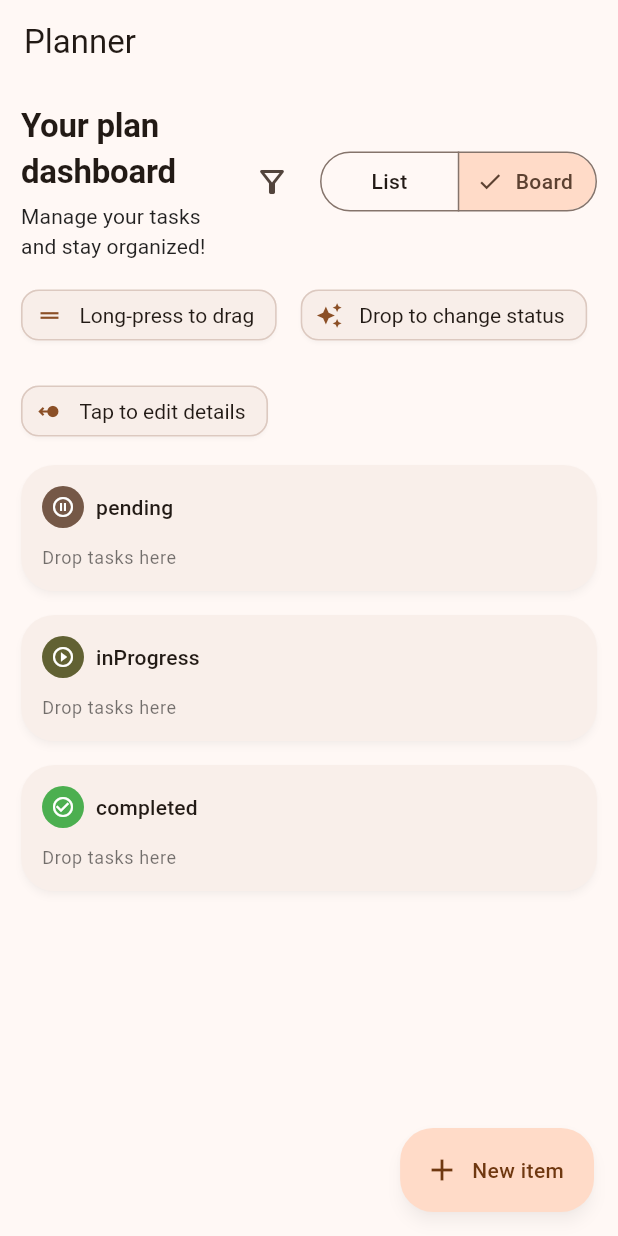
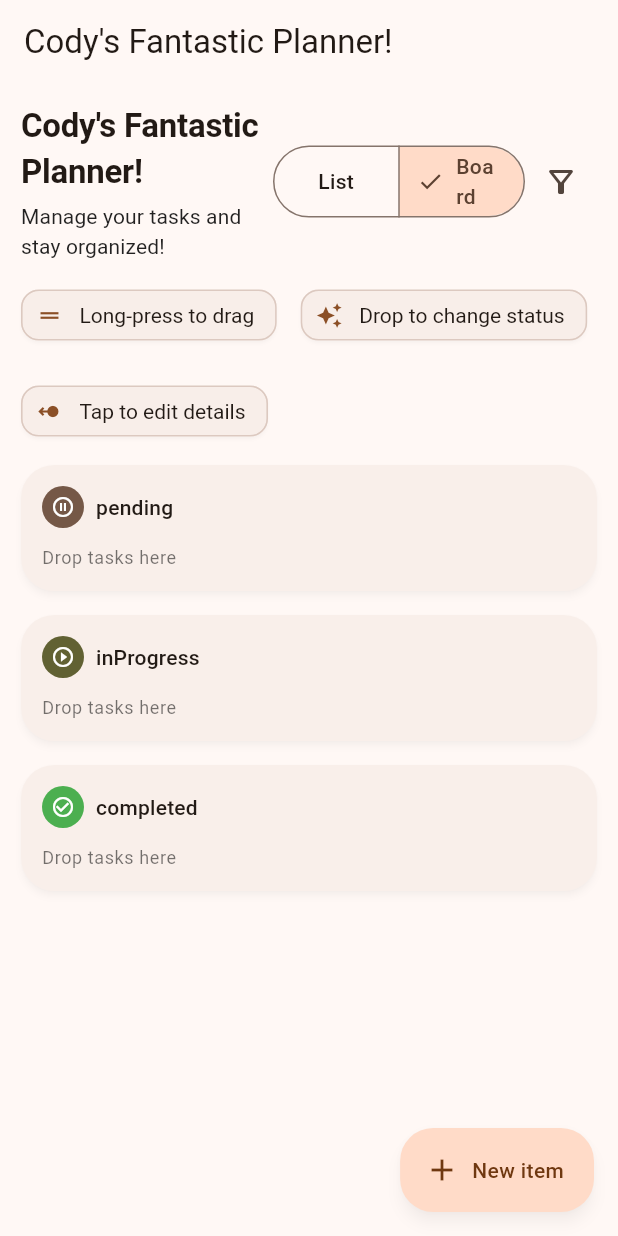
Before and after one commit to CodyRobards/ui_final_project, a Flutter app: the screen it shows after launch, after a tap on "Board", on a phone screen of 412 x 824 dp. Run offline on Flutter 3.47's test engine with Material 3 defaults, Android fonts, the light colour scheme and no system bars.

Commit message:
Update branding and drag behavior

```diff
--- a/lib/ui/app.dart
+++ b/lib/ui/app.dart
@@ -256,7 +256,7 @@ class _PlannerFlutterAppState extends State<PlannerFlutterApp> {
   @override
   Widget build(BuildContext context) {
     return MaterialApp(
-      title: 'Planner',
+      title: 'fantastic_planner',
       theme: PlannerTheme.themed(seedColor: widget.seedColor),
       routes: {
         '/': (context) => PlannerHomePage(controller: _controller),
--- a/lib/ui/home_page.dart
+++ b/lib/ui/home_page.dart
@@ -70,7 +70,7 @@ class _PlannerHomePageState extends State<PlannerHomePage> {
   Widget build(BuildContext context) {
     return Scaffold(
       appBar: AppBar(
-        title: const Text('Planner'),
+        title: const Text("Cody's Fantastic Planner!"),
       ),
       floatingActionButton: FloatingActionButton.extended(
         onPressed: () => _openForm(context),
@@ -397,26 +397,32 @@ class _PageHeader extends StatelessWidget {
           child: Column(
             crossAxisAlignment: CrossAxisAlignment.start,
             children: [
-              Text('Your plan dashboard', style: tokens.hero),
+              Text("Cody's Fantastic Planner!", style: tokens.hero),
               const SizedBox(height: 4),
               Text('Manage your tasks and stay organized!',
                   style: Theme.of(context).textTheme.bodyMedium),
             ],
           ),
         ),
-        IconButton(
-          onPressed: onOpenFilters,
-          tooltip: 'Filter & sort',
-          icon: const Icon(Icons.filter_alt_outlined),
+        Expanded(
+          child: Center(
+            child: SegmentedButton<PlannerView>(
+              segments: const [
+                ButtonSegment(value: PlannerView.list, label: Text('List')),
+                ButtonSegment(value: PlannerView.board, label: Text('Board')),
+              ],
+              selected: {view},
+              onSelectionChanged: (selection) => onToggle(selection.first),
+            ),
+          ),
         ),
-        const SizedBox(width: 8),
-        SegmentedButton<PlannerView>(
-          segments: const [
-            ButtonSegment(value: PlannerView.list, label: Text('List')),
-            ButtonSegment(value: PlannerView.board, label: Text('Board')),
-          ],
-          selected: {view},
-          onSelectionChanged: (selection) => onToggle(selection.first),
+        SizedBox(
+          width: 48,
+          child: IconButton(
+            onPressed: onOpenFilters,
+            tooltip: 'Filter & sort',
+            icon: const Icon(Icons.filter_alt_outlined),
+          ),
         ),
       ],
     );
@@ -586,7 +592,7 @@ class _StatusColumn extends StatelessWidget {
                   ...items.map(
                     (item) => Padding(
                       padding: const EdgeInsets.only(bottom: 10),
-                      child: LongPressDraggable<PlannerItem>(
+                      child: Draggable<PlannerItem>(
                         data: item,
                         feedback: Material(
                           color: Colors.transparent,
```
Also changed, not shown: 6 other files.
